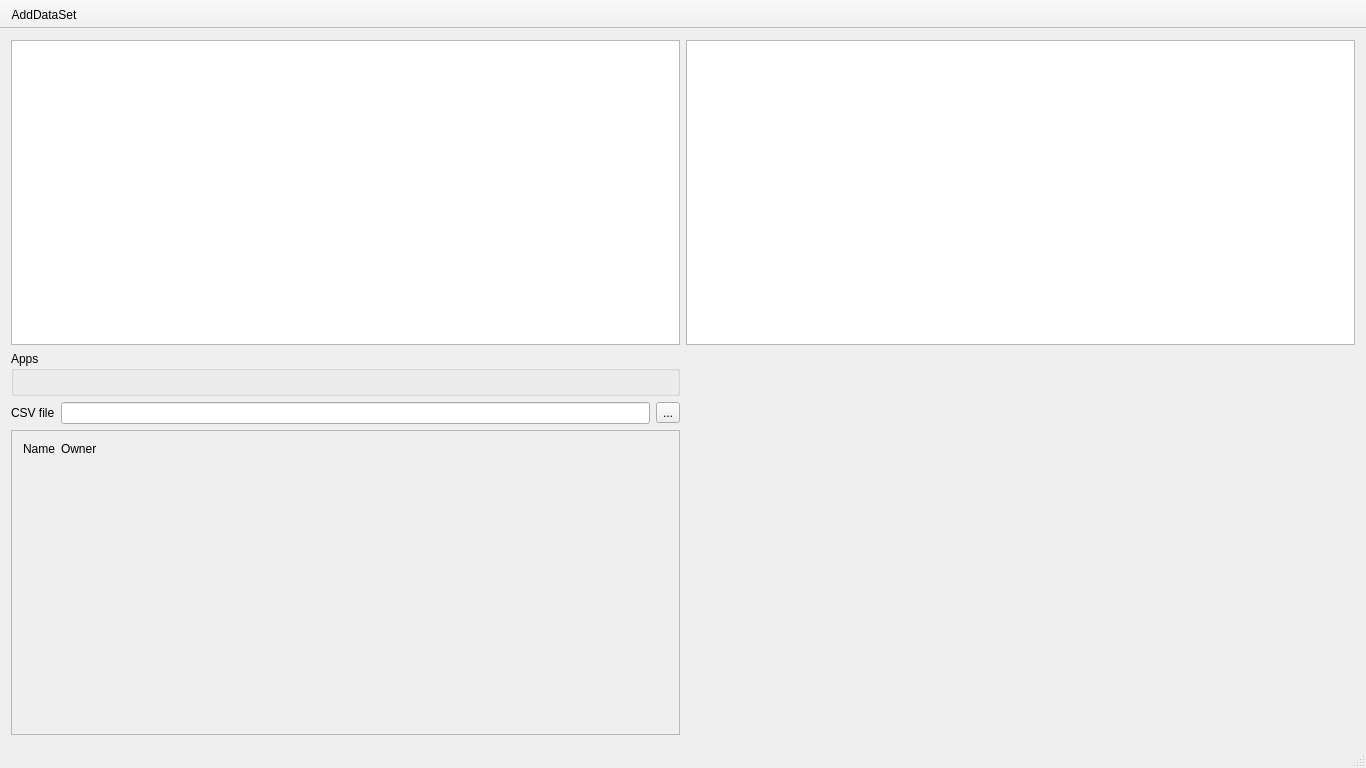
The window that vishnu/MainWindow.ui (gmrvvis/Vishnu) describes before a commit, drawn with Qt 5.
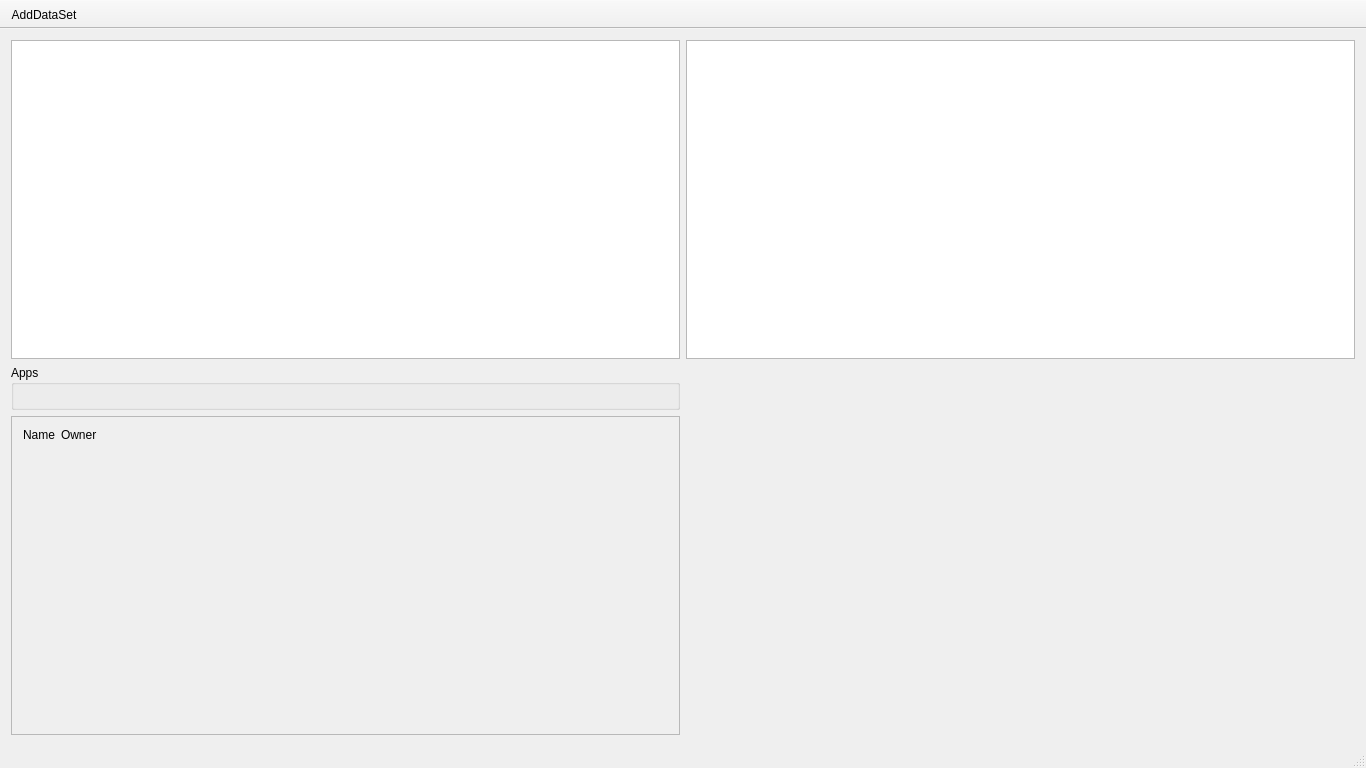
The same window after the commit. Icons and pictures are not drawn.

What changed in the file:
```diff
--- a/vishnu/MainWindow.ui
+++ b/vishnu/MainWindow.ui
@@ -46,29 +46,7 @@
        </widget>
       </item>
       <item>
-       <layout class="QHBoxLayout" name="horizontalLayout">
-        <item>
-         <widget class="QLabel" name="label_2">
-          <property name="text">
-           <string>CSV file</string>
-          </property>
-         </widget>
-        </item>
-        <item>
-         <widget class="QLineEdit" name="csvFilename">
-          <property name="readOnly">
-           <bool>true</bool>
-          </property>
-         </widget>
-        </item>
-        <item>
-         <widget class="QToolButton" name="buttonLoadCsv">
-          <property name="text">
-           <string>...</string>
-          </property>
-         </widget>
-        </item>
-       </layout>
+       <layout class="QHBoxLayout" name="horizontalLayout"/>
       </item>
      </layout>
     </item>
@@ -95,7 +73,7 @@
          <x>0</x>
          <y>0</y>
          <width>669</width>
-         <height>275</height>
+         <height>289</height>
         </rect>
        </property>
        <property name="maximumSize">
```
